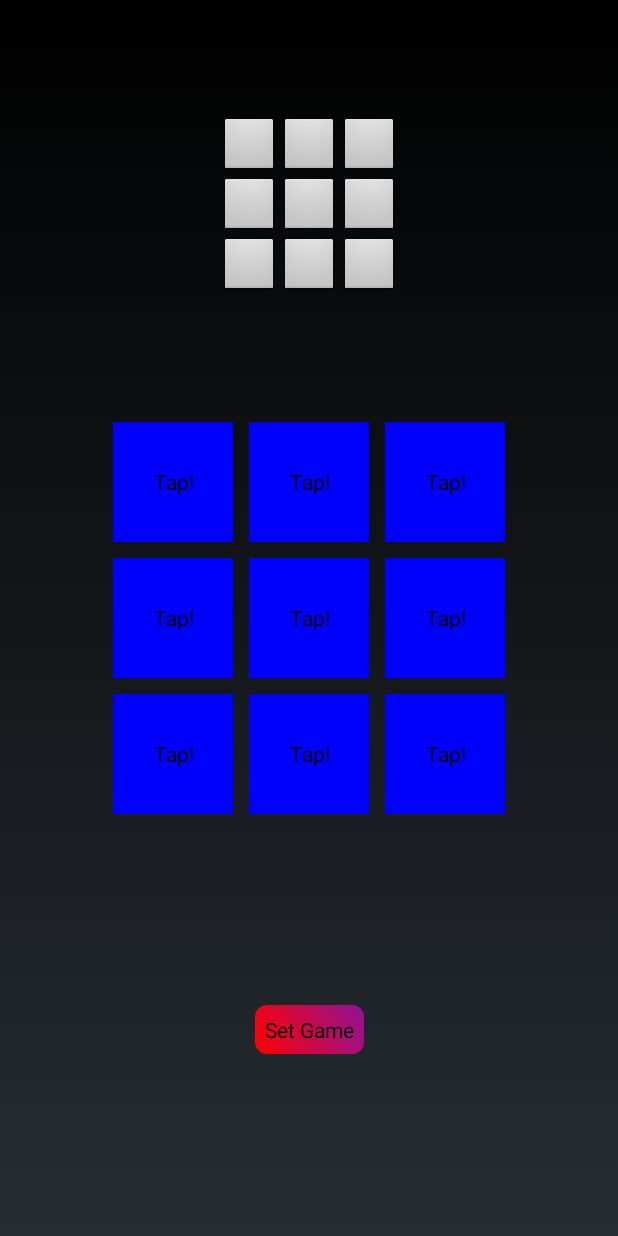
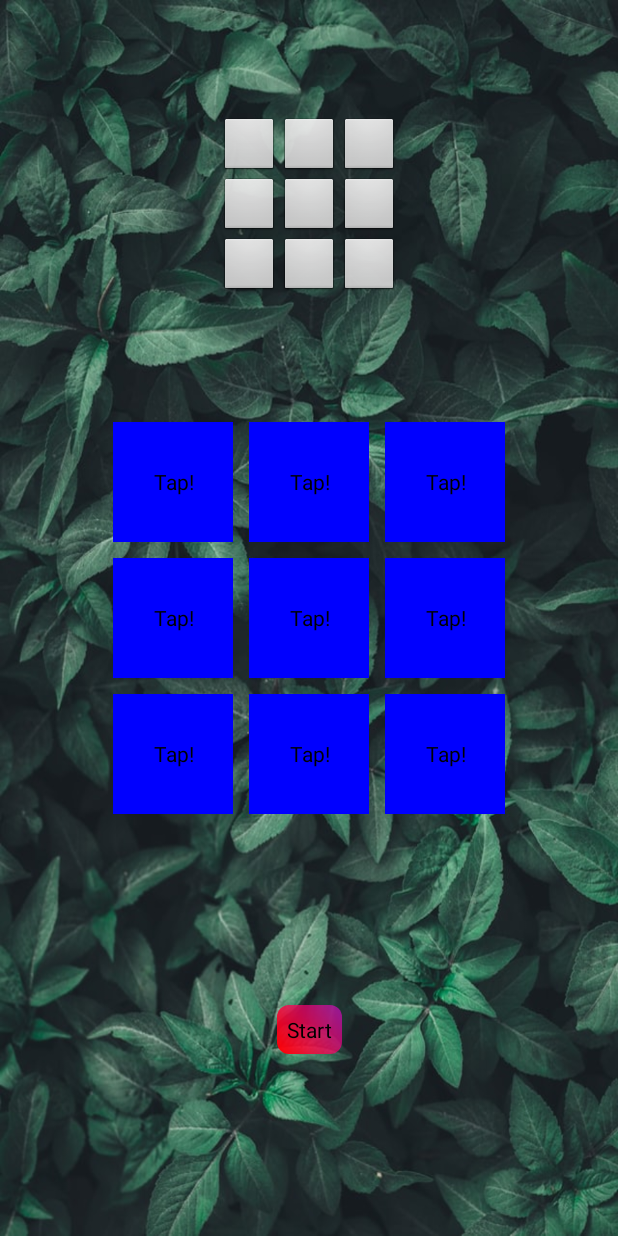
Before and after one commit to Nao-RandD/GameCreate, an Android app: the MainActivity screen opened directly, with no data from a screen before it, on a phone screen of 412 x 824 dp. Run offline under Robolectric (Android 15) with nearby library versions, the light colour scheme and no system bars.

Commit message:
[add] Add background image and click animation.

```diff
--- /dev/null
+++ b/app/src/main/res/anim/btn_on_click.xml
@@ -0,0 +1,30 @@
+<?xml version="1.0" encoding="utf-8"?>
+<set xmlns:android="http://schemas.android.com/apk/res/android">
+    <scale
+        android:fromXScale="1.0"
+        android:toXScale="0.6"
+        android:fromYScale="1.0"
+        android:toYScale="0.6"
+        android:pivotX="50%"
+        android:pivotY="50%"
+        android:duration="300"
+        android:repeatCount="1"
+        android:repeatMode="reverse"
+        android:fillAfter="true" />
+    <alpha
+        android:duration="300"
+        android:fromAlpha="1.0"
+        android:toAlpha="0.1"
+        android:repeatCount="1"
+        android:repeatMode="reverse"
+        android:fillAfter="true" />
+    <rotate
+        android:duration="60"
+        android:fromDegrees="-20"
+        android:toDegrees="20"
+        android:pivotX="50%"
+        android:pivotY="50%"
+        android:repeatCount="6"
+        android:repeatMode="reverse"
+        android:fillAfter="true" />
+</set>
--- a/app/src/main/res/layout/activity_main.xml
+++ b/app/src/main/res/layout/activity_main.xml
@@ -4,7 +4,7 @@
     xmlns:tools="http://schemas.android.com/tools"
     android:layout_width="match_parent"
     android:layout_height="match_parent"
-    android:background="#00000000"
+    android:background="@drawable/background"
     tools:context=".MainActivity">
 
     <LinearLayout
@@ -189,7 +189,7 @@
         android:layout_width="wrap_content"
         android:layout_height="wrap_content"
         android:background="@drawable/button_background"
-        android:text="Set Game"
+        android:text="Start"
         app:layout_constraintBottom_toBottomOf="parent"
         app:layout_constraintEnd_toEndOf="parent"
         app:layout_constraintStart_toStartOf="parent"
```
Also changed, not shown: app/src/main/java/com/naorandd/tileslipgame/MainActivity.java (+20 -0 lines), app/src/main/res/drawable/background.jpg (added).
